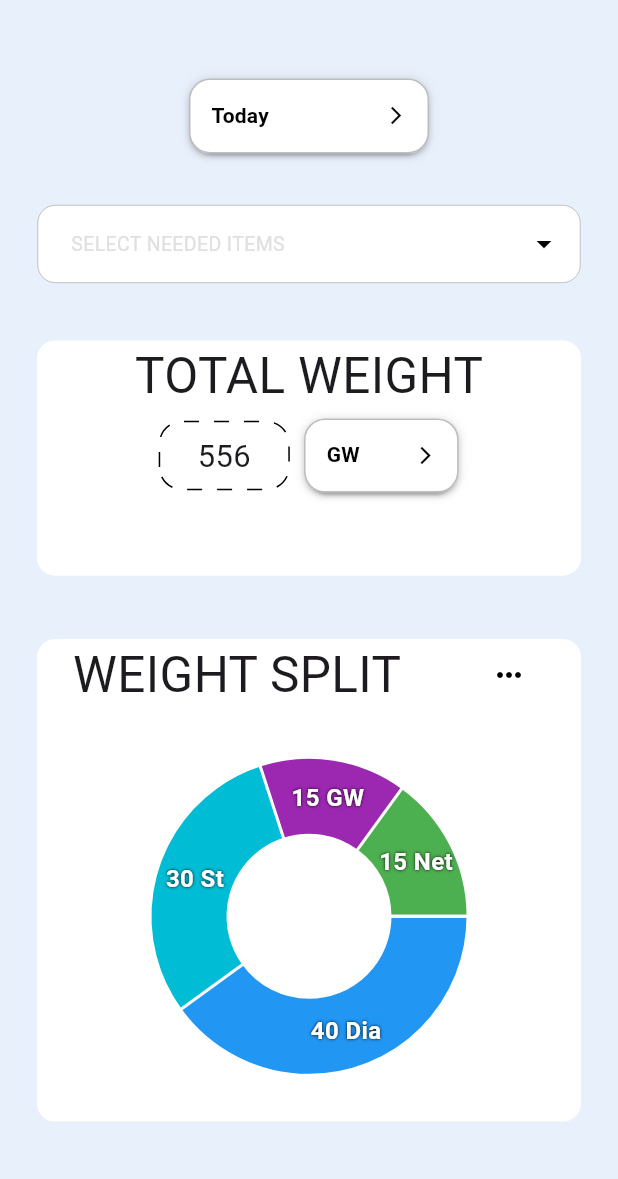
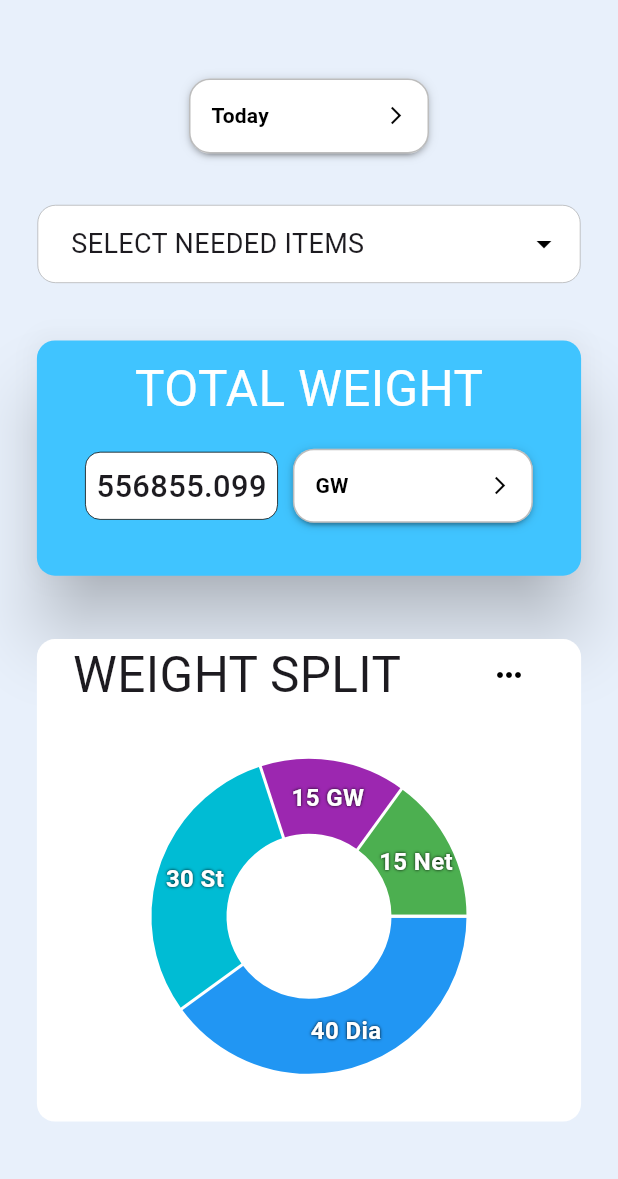
Before and after one commit to gaseer/gramboo_sales_details, a Flutter app: the screen it shows after launch, on a phone screen of 412 x 824 dp, the part 57-1236 px from its top. Run offline on Flutter 3.47's test engine with Material 3 defaults, Android fonts, the phone set to English and light mode, and no system bars; drawn by our look-alikes of dotted_border, dropdown_button2, fl_chart, multi_dropdown; our stand-ins replace flutter_riverpod, fpdart, google_fonts; Roboto replaces fonts that are missing (Alice).

Commit message:
corrected UI

```diff
--- a/lib/features/sales_report/screens/salesReport_screen.dart
+++ b/lib/features/sales_report/screens/salesReport_screen.dart
@@ -1,16 +1,21 @@
-import 'package:dotted_border/dotted_border.dart';
 import 'package:fl_chart/fl_chart.dart';
 import 'package:flutter/material.dart';
 import 'package:flutter_riverpod/flutter_riverpod.dart';
 import 'package:google_fonts/google_fonts.dart';
 import 'package:gramboo_sales_details/core/theme/theme.dart';
 import 'package:gramboo_sales_details/core/utilities/custom_dropDown.dart';
+import 'package:gramboo_sales_details/features/sales_report/screens/weightReport_screen.dart';
 import 'package:multi_dropdown/enum/app_enums.dart';
 import 'package:multi_dropdown/models/chip_config.dart';
 import 'package:multi_dropdown/models/value_item.dart';
 import 'package:multi_dropdown/multiselect_dropdown.dart';
 
+import '../../../core/global_functions.dart';
 import '../../../core/global_variables.dart';
+
+final weightDropValueProvider = StateProvider<String?>((ref) {
+  return "GW";
+});
 
 class SalesReportScreen extends ConsumerStatefulWidget {
   const SalesReportScreen({super.key});
@@ -28,10 +33,6 @@ class _SalesReportScreenState extends ConsumerState<SalesReportScreen> {
 
   final dayFilterDropValueProvider = StateProvider<String?>((ref) {
     return "Today";
-  });
-
-  final weightDropValueProvider = StateProvider<String?>((ref) {
-    return "GW";
   });
 
   @override
@@ -70,6 +71,8 @@ class _SalesReportScreenState extends ConsumerState<SalesReportScreen> {
               child: MultiSelectDropDown(
                 backgroundColor: Palette.cardColor,
                 hint: 'SELECT NEEDED ITEMS',
+                hintStyle: GoogleFonts.alice(
+                    fontWeight: FontWeight.w400, fontSize: 18),
                 showClearIcon: true,
                 controller: _filterController,
                 onOptionSelected: (options) {},
@@ -98,36 +101,38 @@ class _SalesReportScreenState extends ConsumerState<SalesReportScreen> {
               height: h * .2,
               width: w * .9,
               child: Card(
+                elevation: 20,
+                color: Colors.lightBlueAccent,
                 child: Center(
                   child: Column(
+                    mainAxisAlignment: MainAxisAlignment.spaceAround,
                     children: [
                       Text(
                         "TOTAL WEIGHT",
                         style: GoogleFonts.alice(
-                          fontSize: w * .08,
-                        ),
-                      ),
-                      const SizedBox(
-                        height: 5,
+                            fontSize: w * .08, color: Colors.white),
                       ),
                       Row(
                         mainAxisAlignment: MainAxisAlignment.center,
                         children: [
-                          DottedBorder(
-                            color: Palette.borderColor,
-                            radius: Radius.circular(15),
-                            borderType: BorderType.RRect,
-                            dashPattern: [10],
-                            child: Container(
-                              height: h * .05,
-                              width: w * .2,
-                              child: Center(
-                                child: Text(
-                                  "556",
-                                  style: TextStyle(
+                          Container(
+                            padding: EdgeInsets.only(right: 7, left: 7),
+                            decoration: BoxDecoration(
+                              color: Colors.white,
+                              borderRadius: BorderRadius.circular(
+                                  10), // Adjust the radius value to your preference
+                              border: Border.all(
+                                color: Colors.black,
+                                width: .5,
+                              ),
+                            ),
+                            height: h * .055,
+                            child: Center(
+                              child: Text(
+                                "556855.099",
+                                style: TextStyle(
                                     fontSize: w * .05,
-                                  ),
-                                ),
+                                    fontWeight: FontWeight.w500),
                               ),
                             ),
                           ),
@@ -136,13 +141,15 @@ class _SalesReportScreenState extends ConsumerState<SalesReportScreen> {
                           ),
                           SizedBox(
                             height: h * .06,
-                            width: w * .25,
                             child: CustomDropDown(
                               dropList: const ["GW", "StoneWt", "diaWt"],
                               selectedValueProvider: weightDropValueProvider,
                             ),
                           ),
                         ],
+                      ),
+                      const SizedBox(
+                        height: 10,
                       )
                     ],
                   ),
@@ -181,6 +188,10 @@ class _SalesReportScreenState extends ConsumerState<SalesReportScreen> {
                               pieTouchData: PieTouchData(
                                 touchCallback:
                                     (FlTouchEvent event, pieTouchResponse) {
+                                  //ONCLICK POVUM BUT TODO pass the data accordingly !
+                                  NavigationService.navigateToScreen(
+                                      context, const WeightReportScreen());
+
                                   if (!event.isInterestedForInteractions ||
                                       pieTouchResponse == null ||
                                       pieTouchResponse.touchedSection == null) {
```
Also changed, not shown: lib/core/global_functions.dart (added, +11 -0 lines), lib/features/sales_report/screens/weightReport_screen.dart (added, +126 -0 lines).
